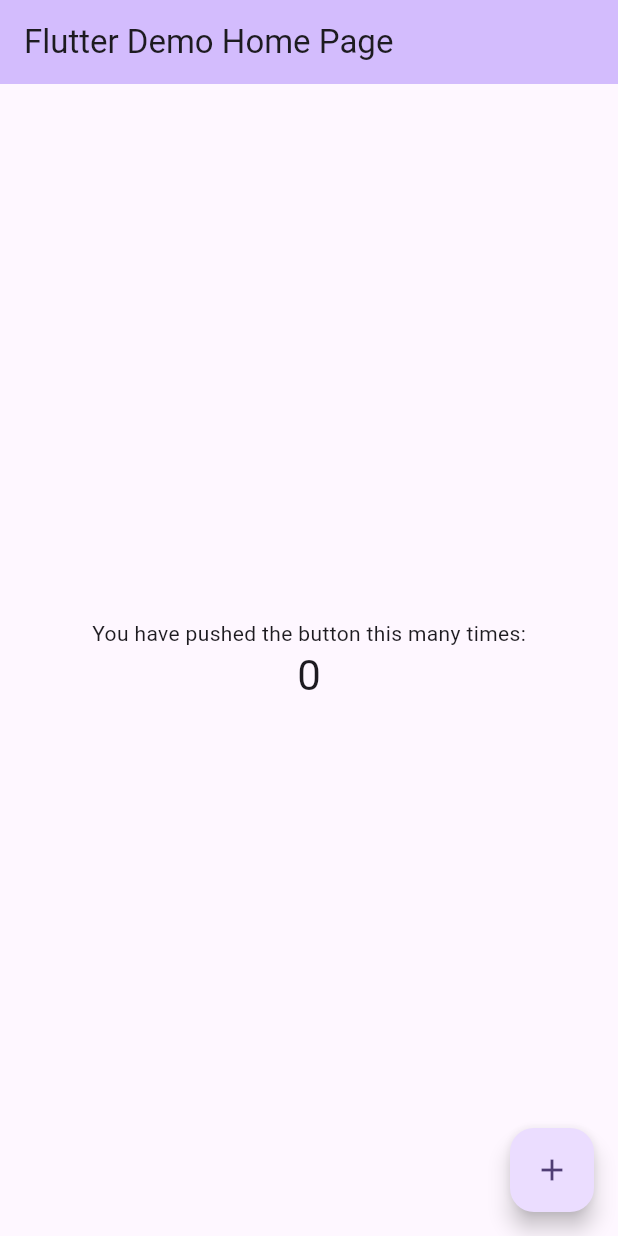
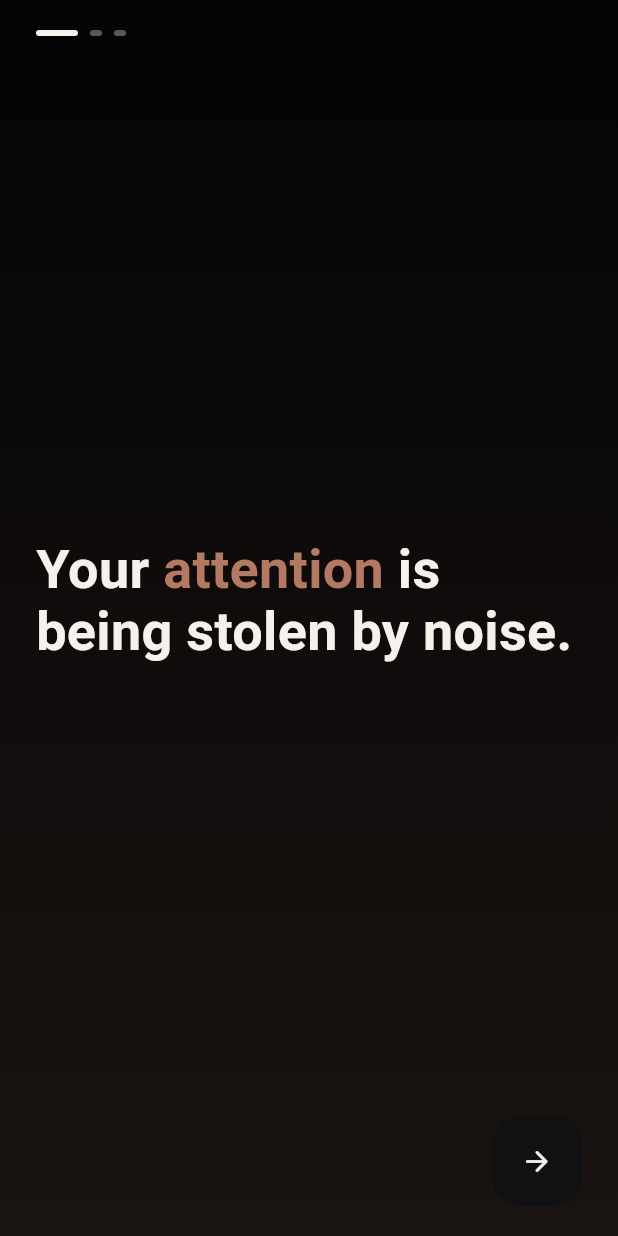
Before and after one commit to LautaroVegaa/limen-app, a Flutter app: the screen it shows after launch, on a phone screen of 412 x 824 dp. Run offline on Flutter 3.47's test engine with Material 3 defaults, Android fonts, the phone set to English and light mode, and no system bars.

Commit message:
Dark onboarding UI with Limen theme and tests

```diff
--- a/lib/main.dart
+++ b/lib/main.dart
@@ -1,122 +1,22 @@
 import 'package:flutter/material.dart';
 
+import 'theme/app_theme.dart';
+import 'ui/onboarding/onboarding_screen.dart';
+
 void main() {
-  runApp(const MyApp());
+  runApp(const LimenApp());
 }
 
-class MyApp extends StatelessWidget {
-  const MyApp({super.key});
+class LimenApp extends StatelessWidget {
+  const LimenApp({super.key});
 
-  // This widget is the root of your application.
   @override
   Widget build(BuildContext context) {
     return MaterialApp(
-      title: 'Flutter Demo',
-      theme: ThemeData(
-        // This is the theme of your application.
-        //
-        // TRY THIS: Try running your application with "flutter run". You'll see
-        // the application has a purple toolbar. Then, without quitting the app,
-        // try changing the seedColor in the colorScheme below to Colors.green
-        // and then invoke "hot reload" (save your changes or press the "hot
-        // reload" button in a Flutter-supported IDE, or press "r" if you used
-        // the command line to start the app).
-        //
-        // Notice that the counter didn't reset back to zero; the application
-        // state is not lost during the reload. To reset the state, use hot
-        // restart instead.
-        //
-        // This works for code too, not just values: Most code changes can be
-        // tested with just a hot reload.
-        colorScheme: .fromSeed(seedColor: Colors.deepPurple),
-      ),
-      home: const MyHomePage(title: 'Flutter Demo Home Page'),
+      title: 'Limen',
+      debugShowCheckedModeBanner: false,
+      theme: AppTheme.build(),
+      home: const OnboardingScreen(),
     );
   }
 }
-
-class MyHomePage extends StatefulWidget {
-  const MyHomePage({super.key, required this.title});
-
-  // This widget is the home page of your application. It is stateful, meaning
-  // that it has a State object (defined below) that contains fields that affect
-  // how it looks.
-
-  // This class is the configuration for the state. It holds the values (in this
-  // case the title) provided by the parent (in this case the App widget) and
-  // used by the build method of the State. Fields in a Widget subclass are
-  // always marked "final".
-
-  final String title;
-
-  @override
-  State<MyHomePage> createState() => _MyHomePageState();
-}
-
-class _MyHomePageState extends State<MyHomePage> {
-  int _counter = 0;
-
-  void _incrementCounter() {
-    setState(() {
-      // This call to setState tells the Flutter framework that something has
-      // changed in this State, which causes it to rerun the build method below
-      // so that the display can reflect the updated values. If we changed
-      // _counter without calling setState(), then the build method would not be
-      // called again, and so nothing would appear to happen.
-      _counter++;
-    });
-  }
-
-  @override
-  Widget build(BuildContext context) {
-    // This method is rerun every time setState is called, for instance as done
-    // by the _incrementCounter method above.
-    //
-    // The Flutter framework has been optimized to make rerunning build methods
-    // fast, so that you can just rebuild anything that needs updating rather
-    // than having to individually change instances of widgets.
-    return Scaffold(
-      appBar: AppBar(
-        // TRY THIS: Try changing the color here to a specific color (to
-        // Colors.amber, perhaps?) and trigger a hot reload to see the AppBar
-        // change color while the other colors stay the same.
-        backgroundColor: Theme.of(context).colorScheme.inversePrimary,
-        // Here we take the value from the MyHomePage object that was created by
-        // the App.build method, and use it to set our appbar title.
-        title: Text(widget.title),
-      ),
-      body: Center(
-        // Center is a layout widget. It takes a single child and positions it
-        // in the middle of the parent.
-        child: Column(
-          // Column is also a layout widget. It takes a list of children and
-          // arranges them vertically. By default, it sizes itself to fit its
-          // children horizontally, and tries to be as tall as its parent.
-          //
-          // Column has various properties to control how it sizes itself and
-          // how it positions its children. Here we use mainAxisAlignment to
-          // center the children vertically; the main axis here is the vertical
-          // axis because Columns are vertical (the cross axis would be
-          // horizontal).
-          //
-          // TRY THIS: Invoke "debug painting" (choose the "Toggle Debug Paint"
-          // action in the IDE, or press "p" in the console), to see the
-          // wireframe for each widget.
-          mainAxisAlignment: .center,
-          children: [
-            const Text('You have pushed the button this many times:'),
-            Text(
-              '$_counter',
-              style: Theme.of(context).textTheme.headlineMedium,
-            ),
-          ],
-        ),
-      ),
-      floatingActionButton: FloatingActionButton(
-        onPressed: _incrementCounter,
-        tooltip: 'Increment',
-        child: const Icon(Icons.add),
-      ),
-    );
-  }
-}
--- /dev/null
+++ b/lib/theme/app_colors.dart
@@ -0,0 +1,10 @@
+import 'package:flutter/material.dart';
+
+/// Centralized palette to ensure the UI remains restrained and cohesive.
+class AppColors {
+  static const Color background = Color(0xFF080809);
+  static const Color surface = Color(0xFF111113);
+  static const Color textPrimary = Color(0xFFF5F2EC);
+  static const Color textMuted = Color(0xFF9C9891);
+  static const Color accent = Color(0xFFB37963); // Muted terracotta accent.
+}
--- /dev/null
+++ b/lib/theme/app_theme.dart
@@ -0,0 +1,36 @@
+import 'package:flutter/material.dart';
+
+import 'app_colors.dart';
+
+/// Provides the global visual foundation for the Limen app.
+class AppTheme {
+  static ThemeData build() {
+    return ThemeData(
+      useMaterial3: false,
+      brightness: Brightness.dark,
+      scaffoldBackgroundColor: AppColors.background,
+      colorScheme: const ColorScheme.dark(
+        primary: AppColors.accent,
+        secondary: AppColors.accent,
+        surface: AppColors.surface,
+        onPrimary: AppColors.textPrimary,
+        onSurface: AppColors.textPrimary,
+      ),
+      textTheme: const TextTheme(
+        displayLarge: TextStyle(
+          fontSize: 36,
+          fontWeight: FontWeight.w600,
+          height: 1.15,
+          letterSpacing: 0.2,
+          color: AppColors.textPrimary,
+          fontFamilyFallback: ['Georgia', 'Times New Roman', 'serif'],
+        ),
+        bodyLarge: TextStyle(
+          fontSize: 16,
+          height: 1.4,
+          color: AppColors.textMuted,
+        ),
+      ),
+    );
+  }
+}
--- /dev/null
+++ b/lib/ui/onboarding/onboarding_screen.dart
@@ -0,0 +1,115 @@
+import 'package:flutter/material.dart';
+
+import 'widgets/forward_arrow_button.dart';
+import 'widgets/onboarding_slide.dart';
+import 'widgets/pagination_dots.dart';
+
+class OnboardingScreen extends StatefulWidget {
+  const OnboardingScreen({super.key});
+
+  @override
+  State<OnboardingScreen> createState() => _OnboardingScreenState();
+}
+
+class _OnboardingScreenState extends State<OnboardingScreen> {
+  int _currentIndex = 0;
+
+  static final List<_OnboardingPageData> _pages = [
+    _OnboardingPageData(
+      headline: 'Your attention is being stolen by noise.',
+      highlight: 'attention',
+      background: LinearGradient(
+        begin: Alignment.topCenter,
+        end: Alignment.bottomCenter,
+        colors: [
+          Color(0xFF040404),
+          Color(0xFF1A1412),
+        ],
+      ),
+    ),
+    _OnboardingPageData(
+      headline: 'Limen helps you pause before you scroll.',
+      highlight: 'pause',
+      background: LinearGradient(
+        begin: Alignment.topLeft,
+        end: Alignment.bottomRight,
+        colors: [
+          Color(0xFF060607),
+          Color(0xFF16181B),
+        ],
+      ),
+    ),
+    _OnboardingPageData(
+      headline: 'Choose intention over impulse.',
+      highlight: 'intention',
+      background: LinearGradient(
+        begin: Alignment.topCenter,
+        end: Alignment.bottomCenter,
+        colors: [
+          Color(0xFF040404),
+          Color(0xFF1C1413),
+        ],
+      ),
+    ),
+  ];
+
+  void _goForward() {
+    if (_currentIndex >= _pages.length - 1) return;
+    setState(() => _currentIndex += 1);
+  }
+
+  @override
+  Widget build(BuildContext context) {
+    final _OnboardingPageData page = _pages[_currentIndex];
+
+    return Scaffold(
+      body: DecoratedBox(
+        decoration: BoxDecoration(gradient: page.background),
+        child: SafeArea(
+          child: Padding(
+            padding: const EdgeInsets.symmetric(horizontal: 24, vertical: 20),
+            child: Column(
+              crossAxisAlignment: CrossAxisAlignment.start,
+              children: [
+                PaginationDots(
+                  itemCount: _pages.length,
+                  activeIndex: _currentIndex,
+                ),
+                const SizedBox(height: 64),
+                Expanded(
+                  child: Align(
+                    alignment: Alignment.centerLeft,
+                    child: OnboardingSlide(
+                      headline: page.headline,
+                      highlight: page.highlight,
+                    ),
+                  ),
+                ),
+                const SizedBox(height: 32),
+                Align(
+                  alignment: Alignment.bottomRight,
+                  child: ForwardArrowButton(
+                    onPressed:
+                        _currentIndex == _pages.length - 1 ? null : _goForward,
+                  ),
+                ),
+              ],
+            ),
+          ),
+        ),
+      ),
+    );
+  }
+}
+
+class _OnboardingPageData {
+  const _OnboardingPageData({
+    required this.headline,
+    required this.highlight,
+    required this.background,
+  });
+
+  final String headline;
+  final String highlight;
+  final Gradient background;
+}
--- /dev/null
+++ b/lib/ui/onboarding/widgets/forward_arrow_button.dart
@@ -0,0 +1,39 @@
+import 'package:flutter/material.dart';
+
+import 'package:limen_app/theme/app_colors.dart';
+
+class ForwardArrowButton extends StatelessWidget {
+  const ForwardArrowButton({super.key, this.onPressed});
+
+  final VoidCallback? onPressed;
+
+  @override
+  Widget build(BuildContext context) {
+    final bool isEnabled = onPressed != null;
+
+    return SizedBox(
+      height: 60,
+      width: 60,
+      child: ElevatedButton(
+        onPressed: onPressed,
+        style: ElevatedButton.styleFrom(
+          elevation: 0,
+          backgroundColor: isEnabled
+              ? AppColors.surface
+              : AppColors.surface.withValues(alpha: 0.45),
+          shape: RoundedRectangleBorder(
+            borderRadius: BorderRadius.circular(18),
+          ),
+          padding: EdgeInsets.zero,
+        ),
+        child: Icon(
+          Icons.arrow_forward_rounded,
+          size: 22,
+          color: isEnabled
+              ? AppColors.textPrimary
+              : AppColors.textMuted.withValues(alpha: 0.6),
+        ),
+      ),
+    );
+  }
+}
--- /dev/null
+++ b/lib/ui/onboarding/widgets/onboarding_slide.dart
@@ -0,0 +1,56 @@
+import 'package:flutter/material.dart';
+
+import 'package:limen_app/theme/app_colors.dart';
+
+/// Renders the large onboarding headline with a single accent highlight.
+class OnboardingSlide extends StatelessWidget {
+  const OnboardingSlide({
+    super.key,
+    required this.headline,
+    required this.highlight,
+  });
+
+  final String headline;
+  final String highlight;
+
+  @override
+  Widget build(BuildContext context) {
+    final TextStyle baseStyle = Theme.of(context).textTheme.displayLarge ??
+        const TextStyle(
+          fontSize: 34,
+          fontWeight: FontWeight.w600,
+          height: 1.2,
+          color: AppColors.textPrimary,
+        );
+    final TextStyle highlightStyle = baseStyle.copyWith(color: AppColors.accent);
+
+    return Text.rich(
+      _buildHeadlineSpan(baseStyle, highlightStyle),
+      textAlign: TextAlign.left,
+      softWrap: true,
+    );
+  }
+
+  TextSpan _buildHeadlineSpan(TextStyle base, TextStyle accent) {
+    final int highlightStart = headline.toLowerCase().indexOf(highlight.toLowerCase());
+
+    if (highlightStart == -1) {
+      return TextSpan(text: headline, style: base);
+    }
+
+    final String before = headline.substring(0, highlightStart);
+    final String highlighted = headline.substring(
+      highlightStart,
+      highlightStart + highlight.length,
+    );
+    final String after = headline.substring(highlightStart + highlight.length);
+
+    return TextSpan(
+      children: [
+        TextSpan(text: before, style: base),
+        TextSpan(text: highlighted, style: accent),
+        TextSpan(text: after, style: base),
+      ],
+    );
+  }
+}
--- /dev/null
+++ b/lib/ui/onboarding/widgets/pagination_dots.dart
@@ -0,0 +1,37 @@
+import 'package:flutter/material.dart';
+
+import 'package:limen_app/theme/app_colors.dart';
+
+class PaginationDots extends StatelessWidget {
+  const PaginationDots({
+    super.key,
+    required this.itemCount,
+    required this.activeIndex,
+  });
+
+  final int itemCount;
+  final int activeIndex;
+
+  @override
+  Widget build(BuildContext context) {
+    return Row(
+      mainAxisSize: MainAxisSize.min,
+      children: List.generate(itemCount, (int index) {
+        final bool isActive = index == activeIndex;
+        return Padding(
+          padding: EdgeInsets.only(right: index == itemCount - 1 ? 0 : 8),
+          child: Container(
+            width: isActive ? 28 : 8,
+            height: 4,
+            decoration: BoxDecoration(
+              color: isActive
+                  ? AppColors.textPrimary
+                  : AppColors.textPrimary.withValues(alpha: 0.35),
+              borderRadius: BorderRadius.circular(999),
+            ),
+          ),
+        );
+      }),
+    );
+  }
+}
```
Also changed, not shown: 1 other file.
